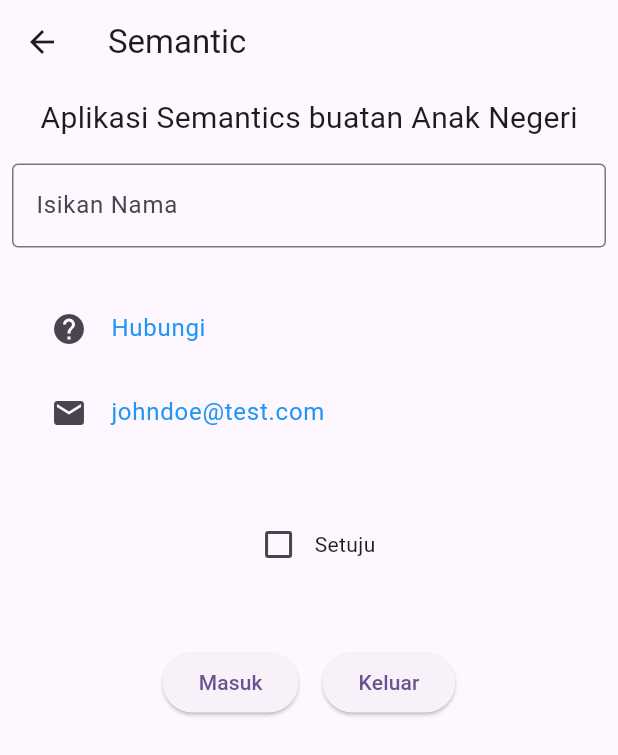
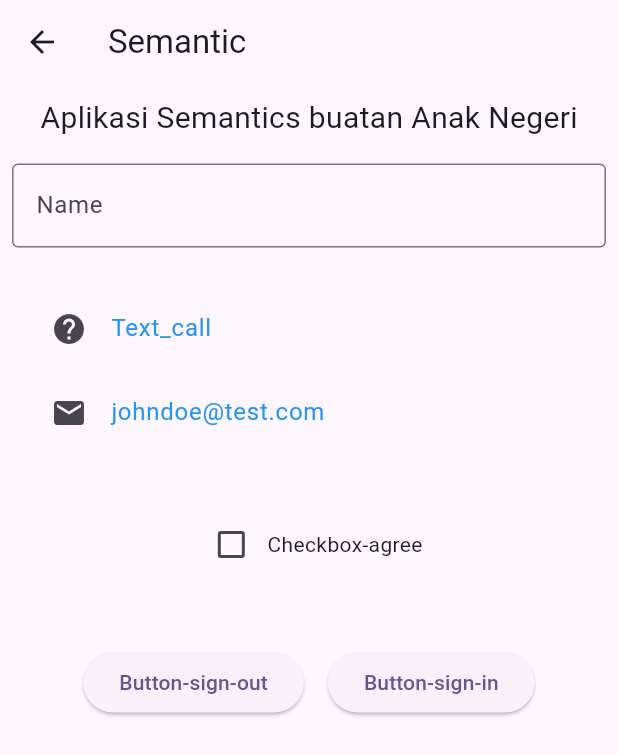
Before and after one commit to fdavidsen/Backup-Matkul-Mobile-Backend, a Flutter app: the Home11 screen opened directly, on a phone screen of 412 x 824 dp. Shown: the top 755 px of the screen. Run offline on Flutter 3.47's test engine with Material 3 defaults, Android fonts, the phone set to English and light mode, and no system bars; our stand-ins replace camera, cloud_firestore, contacts_service, firebase_analytics, firebase_auth, firebase_core and 10 more; missing offline and left inert: fab_circular_menu_plus; accounts and stored records are empty.

Commit message:
Update home.dart

```diff
--- a/lib/m11/home.dart
+++ b/lib/m11/home.dart
@@ -1,5 +1,5 @@
 import 'package:flutter/material.dart';
-import 'package:location/location.dart';
+import 'package:localization/localization.dart';
 
 class Home11 extends StatefulWidget {
   const Home11({super.key});
@@ -9,41 +9,10 @@ class Home11 extends StatefulWidget {
 }
 
 class _Home11State extends State<Home11> {
-  var location;
-  Future _initLocationService() async {
-    location = Location();
-
-    if (!await location.serviceEnabled()) {
-      if (!await location.requestService()) {
-        return;
-      }
-    }
-
-    var permission = await location.hasPermission();
-    if (permission == PermissionStatus.denied) {
-      permission = await location.requestPermission();
-      if (permission != PermissionStatus.granted) {
-        return;
-      }
-    }
-
-    var loc = await location.getLocation();
-    print("${loc.latitude} ${loc.longitude}");
-  }
-
-  @override
-  void initState() {
-    _initLocationService();
-    super.initState();
-  }
+  bool _isChecked = false;
 
   @override
   Widget build(BuildContext context) {
-    location.onLocationChanged.listen((LocationData loc) {
-      print("${loc.latitude} ${loc.longitude}");
-    });
-    bool _isChecked = false;
-
     return Scaffold(
       appBar: AppBar(
         title: const Text('Semantic'),
@@ -57,11 +26,11 @@ class _Home11State extends State<Home11> {
               style: TextStyle(fontSize: 20),
             ),
           ),
-          const Padding(
-            padding: EdgeInsets.all(8.0),
+          Padding(
+            padding: const EdgeInsets.all(8.0),
             child: TextField(
               decoration: InputDecoration(
-                  border: OutlineInputBorder(), labelText: 'Isikan Nama'),
+                  border: const OutlineInputBorder(), labelText: 'Name'.i18n()),
             ),
           ),
           Padding(
@@ -71,9 +40,9 @@ class _Home11State extends State<Home11> {
               children: [
                 ListTile(
                   leading: const Icon(Icons.help),
-                  title: const Text(
-                    'Hubungi',
-                    style: TextStyle(color: Colors.blue),
+                  title: Text(
+                    'Text_call'.i18n(),
+                    style: const TextStyle(color: Colors.blue),
                   ),
                   onTap: () {},
                 ),
@@ -100,7 +69,7 @@ class _Home11State extends State<Home11> {
                         _isChecked = value!;
                       });
                     }),
-                Text('Setuju')
+                Text('Checkbox-agree'.i18n())
               ],
             ),
           ),
@@ -111,12 +80,16 @@ class _Home11State extends State<Home11> {
               children: [
                 Padding(
                   padding: const EdgeInsets.all(8.0),
-                  child: ElevatedButton(onPressed: () {}, child: Text('Masuk')),
+                  child: ElevatedButton(
+                      onPressed: () {}, child: Text('Button-sign-out'.i18n())),
                 ),
                 Padding(
                   padding: const EdgeInsets.all(8.0),
-                  child:
-                      ElevatedButton(onPressed: () {}, child: Text('Keluar')),
+                  child: ElevatedButton(
+                      onPressed: () {
+                        setState(() {});
+                      },
+                      child: Text('Button-sign-in'.i18n())),
                 )
               ],
             ),
```
